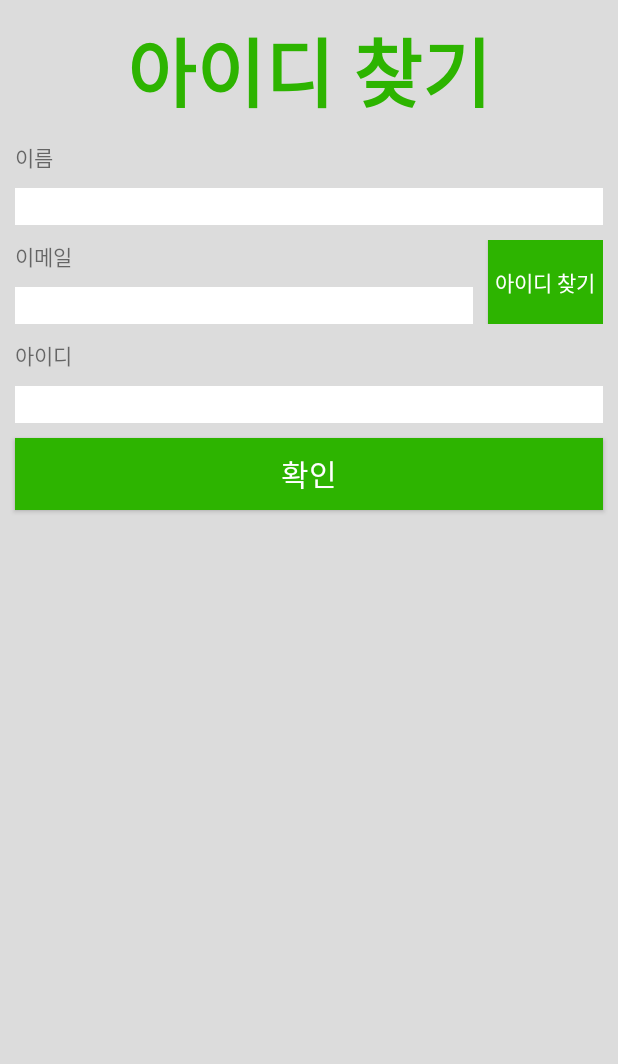
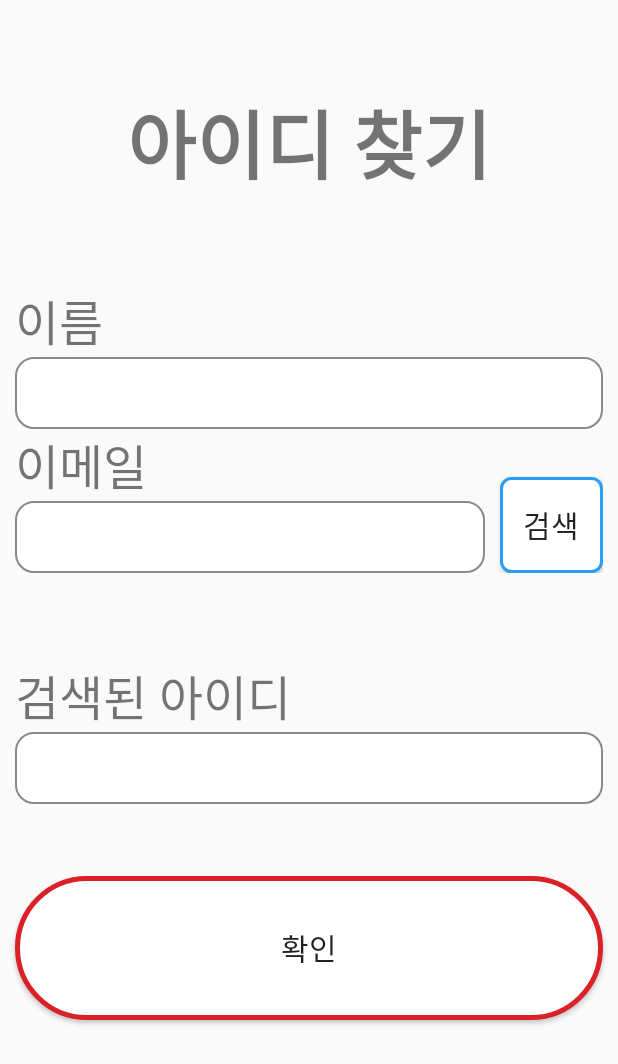
Before and after one commit to myungum/KNUSD-20202-2, an Android app: the Find_id screen opened directly, with no data from a screen before it, on a phone screen of 412 x 824 dp. Shown: the top 1064 px of the screen. Run offline under Robolectric (Android 15) with nearby library versions, the phone set to English and light mode, and no system bars; our stand-ins replace Firebase (no records; nobody signed in at launch, a user with empty details on screens opened directly).

Commit message:
아이디찾기, 비밀번호찾기, 회원가입 디자인

```diff
--- /dev/null
+++ b/app/src/main/res/drawable/button_blue_small.xml
@@ -0,0 +1,17 @@
+<?xml version="1.0" encoding="UTF-8"?>
+<shape xmlns:android="http://schemas.android.com/apk/res/android">
+    <solid
+        android:color="#FFF"/>
+
+    <stroke android:width="2dp"
+        android:color="#2a9df4" />
+
+    <padding
+        android:left="10px"
+        android:top="3px"
+        android:right="10px"
+        android:bottom="3px" />
+
+    <corners
+        android:radius="10px" />
+</shape>
--- a/app/src/main/res/layout/activity_find_id.xml
+++ b/app/src/main/res/layout/activity_find_id.xml
@@ -2,98 +2,138 @@
 <LinearLayout xmlns:android="http://schemas.android.com/apk/res/android"
     android:layout_width="match_parent"
     android:layout_height="match_parent"
-    android:orientation="vertical"
-    android:background="@color/common_google_signin_btn_text_dark_disabled">
+    android:orientation="vertical">
+
+    <LinearLayout
+        android:layout_width="match_parent"
+        android:layout_height="0dp"
+        android:layout_weight="1"/>
     <TextView
         android:layout_width="match_parent"
-        android:layout_height="wrap_content"
+        android:layout_height="0dp"
+        android:layout_weight="2"
         android:text="아이디 찾기"
         android:textSize="50dp"
-        android:layout_marginTop="10dp"
         android:textStyle="bold"
-        android:textColor="#2DB400"
+        android:fontFamily="@font/cafe24oneprettynight"
         android:gravity="center"/>
+    <LinearLayout
+        android:layout_width="match_parent"
+        android:layout_height="0dp"
+        android:layout_weight="1"/>
     <TextView
-        android:layout_marginTop="10dp"
         android:layout_width="match_parent"
-        android:layout_height="wrap_content"
+        android:layout_height="0dp"
+        android:layout_weight="1"
         android:text="이름"
+        android:fontFamily="@font/cafe24oneprettynight"
+        android:textSize="32dp"
         android:layout_marginRight="10dp"
         android:layout_marginLeft="10dp"/>
     <EditText
-        android:layout_marginTop="10dp"
         android:textSize="18sp"
         android:layout_width="match_parent"
-        android:layout_height="wrap_content"
+        android:layout_height="0dp"
+        android:layout_weight="1"
         android:inputType="textEmailAddress"
         android:layout_marginRight="10dp"
         android:layout_marginLeft="10dp"
-        android:background="#FFFFFF"
-        android:id="@+id/find_id_nm"/>
+        android:background="@drawable/layout_round"
+        android:id="@+id/find_id_nm" />
     <LinearLayout
         android:layout_width="match_parent"
-        android:layout_height="wrap_content"
+        android:layout_height="0dp"
+        android:layout_weight="2"
         android:orientation="horizontal"
         android:layout_marginRight="10dp"
         android:layout_marginLeft="10dp"
-        android:layout_marginTop="10dp"
         android:layout_marginBottom="10dp">
         <LinearLayout
             android:layout_width="0dp"
-            android:layout_height="wrap_content"
+            android:layout_height="match_parent"
             android:layout_weight="8"
             android:orientation="vertical">
-        <TextView
-            android:layout_width="match_parent"
-            android:layout_height="wrap_content"
-            android:text="이메일"/>
+            <TextView
+                android:layout_width="match_parent"
+                android:layout_height="0dp"
+                android:layout_weight="1"
+                android:text="이메일"
+                android:fontFamily="@font/cafe24oneprettynight"
+                android:textSize="32dp"/>
 
             <EditText
                 android:id="@+id/find_id_em"
                 android:layout_width="match_parent"
-                android:layout_height="wrap_content"
-                android:layout_marginTop="10dp"
-                android:background="#FFFFFF"
+                android:layout_height="0dp"
+                android:layout_weight="1"
+                android:background="@drawable/layout_round"
                 android:textSize="18sp"
                 android:inputType="textEmailAddress" />
         </LinearLayout>
 
-        <Button
-            android:id="@+id/find_id_bt"
+        <LinearLayout
             android:layout_width="0dp"
             android:layout_height="match_parent"
-            android:layout_marginLeft="10dp"
             android:layout_weight="2"
-            android:background="#2DB400"
-            android:text="아이디 찾기"
-            android:textColor="#FFFFFF" />
+            android:orientation="vertical">
+            <LinearLayout
+                android:layout_width="match_parent"
+                android:layout_height="0dp"
+                android:layout_weight="1"/>
+            <Button
+                android:id="@+id/find_id_bt"
+                android:layout_width="match_parent"
+                android:layout_height="0dp"
+                android:layout_marginLeft="10dp"
+                android:layout_weight="2"
+                android:background="@drawable/button_blue_small"
+                android:text="검색"
+                android:textSize="20dp"/>
+        </LinearLayout>
+
     </LinearLayout>
+
+    <LinearLayout
+        android:layout_width="match_parent"
+        android:layout_height="0dp"
+        android:layout_weight="1"/>
+
     <TextView
         android:layout_width="match_parent"
-        android:layout_height="wrap_content"
-        android:text="아이디"
+        android:layout_height="0dp"
+        android:layout_weight="1"
+        android:text="검색된 아이디"
+        android:fontFamily="@font/cafe24oneprettynight"
+        android:textSize="32dp"
         android:layout_marginRight="10dp"
         android:layout_marginLeft="10dp"/>
 
     <TextView
         android:id="@+id/find_id_id"
         android:layout_width="match_parent"
-        android:layout_height="wrap_content"
+        android:layout_height="0dp"
+        android:layout_weight="1"
         android:layout_marginLeft="10dp"
         android:layout_marginRight="10dp"
-        android:layout_marginTop="10dp"
-        android:background="#FFFFFF"
+        android:background="@drawable/layout_round"
         android:textSize="18sp" />
+    <LinearLayout
+        android:layout_width="match_parent"
+        android:layout_height="0dp"
+        android:layout_weight="1"/>
     <Button
-        android:layout_marginTop="10dp"
         android:layout_width="match_parent"
-        android:layout_height="wrap_content"
+        android:layout_height="0dp"
+        android:layout_weight="2"
         android:layout_marginRight="10dp"
         android:layout_marginLeft="10dp"
-        android:background="#2DB400"
+        android:background="@drawable/button_red_medium"
         android:text="확인"
-        android:textColor="#FFFFFF"
         android:textSize="20dp"
         android:id="@+id/bt_ok"/>
+    <LinearLayout
+        android:layout_width="match_parent"
+        android:layout_height="0dp"
+        android:layout_weight="3"/>
 
 </LinearLayout>
```
Also changed, not shown: app/src/main/res/layout/activity_find_pw.xml (+77 -36 lines), app/src/main/res/layout/activity_login.xml (+34 -4 lines), app/src/main/res/layout/activity_sign_up.xml (+74 -32 lines).
